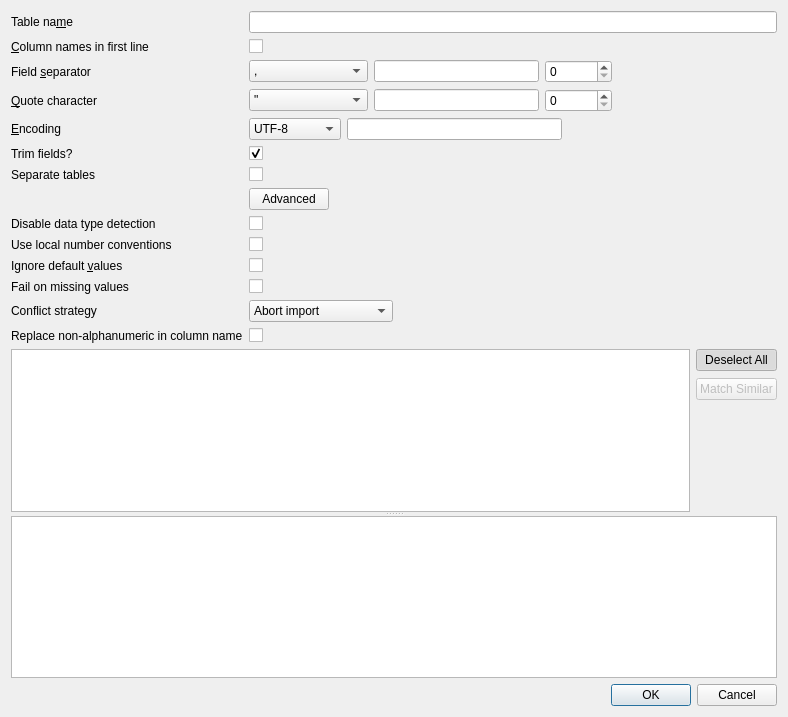
sqlitebrowser/sqlitebrowser, file src/ImportCsvDialog.ui: the form before one commit.
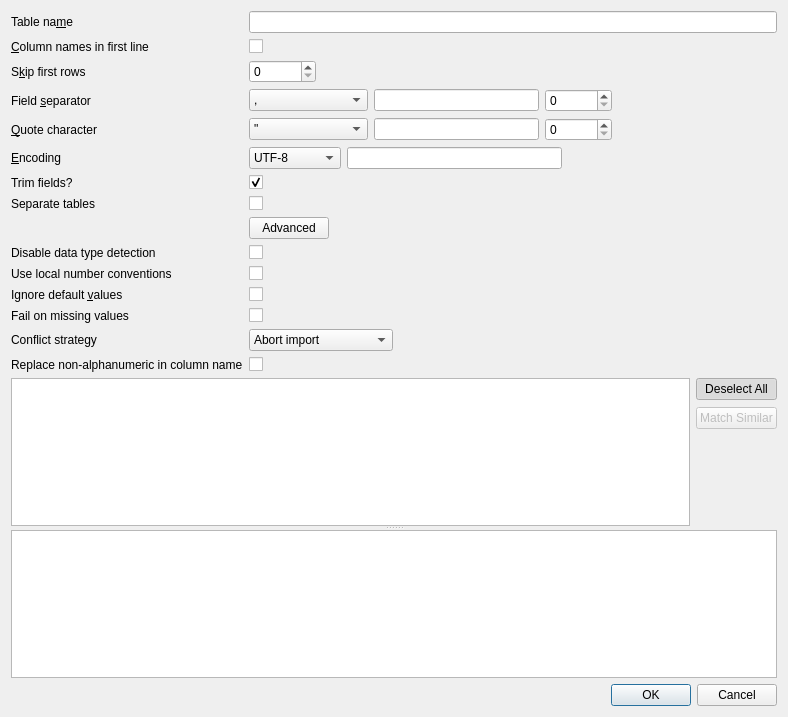
The form after the commit. Icons and pictures are not drawn.

Commit message:
CSV import: add option to skip the first rows of the file
Add a 'Skip first rows' spinbox to the CSV import dialog for files that
start with a title or other information before the actual data. The
value is stored with the other import settings, defaults to 0 (no
change in behaviour) and is honoured by the preview, the field list
generation and the import. The 'Column names in first line' option
applies to the first row after the skipped ones.

Refs sqlitebrowser/sqlitebrowser#1554

The edit to the form file:
```diff
--- a/src/ImportCsvDialog.ui
+++ b/src/ImportCsvDialog.ui
@@ -50,6 +50,26 @@
       </widget>
      </item>
      <item row="2" column="0">
+      <widget class="QLabel" name="labelSkipRows">
+       <property name="text">
+        <string>S&amp;kip first rows</string>
+       </property>
+       <property name="buddy">
+        <cstring>spinBoxSkipRows</cstring>
+       </property>
+      </widget>
+     </item>
+     <item row="2" column="1">
+      <widget class="QSpinBox" name="spinBoxSkipRows">
+       <property name="toolTip">
+        <string>Number of rows at the beginning of the file which are ignored, for example a title or other information preceding the actual data. If the first line contains the column names, this is the first line after the skipped rows.</string>
+       </property>
+       <property name="maximum">
+        <number>1000000</number>
+       </property>
+      </widget>
+     </item>
+     <item row="3" column="0">
       <widget class="QLabel" name="labelSeparator">
        <property name="text">
         <string>Field &amp;separator</string>
@@ -59,7 +79,7 @@
        </property>
       </widget>
      </item>
-     <item row="2" column="1">
+     <item row="3" column="1">
       <layout class="QHBoxLayout" name="horizontalLayout">
        <item>
         <widget class="QComboBox" name="comboSeparator">
@@ -124,7 +144,7 @@
        </item>
       </layout>
      </item>
-     <item row="3" column="0">
+     <item row="4" column="0">
       <widget class="QLabel" name="labelQuote">
        <property name="text">
         <string>&amp;Quote character</string>
@@ -134,7 +154,7 @@
        </property>
       </widget>
      </item>
-     <item row="3" column="1">
+     <item row="4" column="1">
       <layout class="QHBoxLayout" name="horizontalLayout_2">
        <item>
         <widget class="QComboBox" name="comboQuote">
@@ -194,7 +214,7 @@
        </item>
       </layout>
      </item>
-     <item row="4" column="0">
+     <item row="5" column="0">
       <widget class="QLabel" name="labelEncoding">
        <property name="text">
         <string>&amp;Encoding</string>
@@ -204,7 +224,7 @@
        </property>
       </widget>
      </item>
-     <item row="4" column="1">
+     <item row="5" column="1">
       <layout class="QHBoxLayout" name="horizontalLayout_3">
        <item>
         <widget class="QComboBox" name="comboEncoding">
@@ -248,7 +268,7 @@
        </item>
       </layout>
      </item>
-     <item row="5" column="0">
+     <item row="6" column="0">
       <widget class="QLabel" name="labelTrim">
        <property name="text">
         <string>Trim fields?</string>
@@ -258,7 +278,7 @@
        </property>
       </widget>
      </item>
-     <item row="5" column="1">
+     <item row="6" column="1">
       <widget class="QCheckBox" name="checkBoxTrimFields">
        <property name="text">
         <string/>
@@ -268,7 +288,7 @@
        </property>
       </widget>
      </item>
-     <item row="6" column="0">
+     <item row="7" column="0">
       <widget class="QLabel" name="separateTables">
        <property name="text">
         <string>Separate tables</string>
@@ -278,14 +298,14 @@
        </property>
       </widget>
      </item>
-     <item row="6" column="1">
-      <widget class="QCheckBox" name="checkBoxSeparateTables">
-       <property name="text">
-        <string/>
-       </property>
-      </widget>
-     </item>
      <item row="7" column="1">
+      <widget class="QCheckBox" name="checkBoxSeparateTables">
+       <property name="text">
+        <string/>
+       </property>
+      </widget>
+     </item>
+     <item row="8" column="1">
       <widget class="QPushButton" name="buttonAdvanced">
        <property name="text">
         <string>Advanced</string>
@@ -299,14 +319,14 @@
        </property>
       </widget>
      </item>
-     <item row="10" column="1">
+     <item row="11" column="1">
       <widget class="QCheckBox" name="checkIgnoreDefaults">
        <property name="toolTip">
         <string>When importing an empty value from the CSV file into an existing table with a default value for this column, that default value is inserted. Activate this option to insert an empty value instead.</string>
        </property>
       </widget>
      </item>
-     <item row="10" column="0">
+     <item row="11" column="0">
       <widget class="QLabel" name="labelIgnoreDefaults">
        <property name="text">
         <string>Ignore default &amp;values</string>
@@ -316,14 +336,14 @@
        </property>
       </widget>
      </item>
-     <item row="11" column="1">
+     <item row="12" column="1">
       <widget class="QCheckBox" name="checkFailOnMissing">
        <property name="toolTip">
         <string>Activate this option to stop the import when trying to import an empty value into a NOT NULL column without a default value.</string>
        </property>
       </widget>
      </item>
-     <item row="11" column="0">
+     <item row="12" column="0">
       <widget class="QLabel" name="labelFailOnMissing">
        <property name="text">
         <string>Fail on missing values </string>
@@ -333,7 +353,7 @@
        </property>
       </widget>
      </item>
-     <item row="8" column="0">
+     <item row="9" column="0">
       <widget class="QLabel" name="labelNoTypeDetection">
        <property name="text">
         <string>Disable data type detection</string>
@@ -343,14 +363,14 @@
        </property>
       </widget>
      </item>
-     <item row="8" column="1">
+     <item row="9" column="1">
       <widget class="QCheckBox" name="checkNoTypeDetection">
        <property name="toolTip">
         <string>Disable the automatic data type detection when creating a new table.</string>
        </property>
       </widget>
      </item>
-     <item row="9" column="0">
+     <item row="10" column="0">
       <widget class="QLabel" name="labelLocalConventions">
        <property name="text">
         <string>Use local number conventions</string>
@@ -360,14 +380,14 @@
        </property>
       </widget>
      </item>
-     <item row="9" column="1">
+     <item row="10" column="1">
       <widget class="QCheckBox" name="checkLocalConventions">
        <property name="toolTip">
         <string>Use decimal and thousands separators according to the system locale.</string>
        </property>
       </widget>
      </item>
-     <item row="12" column="1">
+     <item row="13" column="1">
       <widget class="QComboBox" name="comboOnConflictStrategy">
        <property name="toolTip">
         <string>When importing into an existing table with a primary key, unique constraints or a unique index there is a chance for a conflict. This option allows you to select a strategy for that case: By default the import is aborted and rolled back but you can also choose to ignore and not import conflicting rows or to replace the existing row in the table.</string>
@@ -389,7 +409,7 @@
        </item>
       </widget>
      </item>
-     <item row="12" column="0">
+     <item row="13" column="0">
       <widget class="QLabel" name="labelOnConflictStrategy">
        <property name="text">
         <string>Conflict strategy</string>
@@ -399,14 +419,14 @@
        </property>
       </widget>
      </item>
-     <item row="13" column="1">
+     <item row="14" column="1">
       <widget class="QCheckBox" name="checkReplaceNonAlnum">
        <property name="toolTip">
         <string>Replace non-alphanumeric characters in column name with an underscore.</string>
        </property>
       </widget>
      </item>
-     <item row="13" column="0">
+     <item row="14" column="0">
       <widget class="QLabel" name="labelReplaceNonAlnum">
        <property name="text">
         <string>Replace non-alphanumeric in column name</string>
```
Left out of the diff: 17 changed lines with no effect on the pictures. The commit also changes 2 other files.
